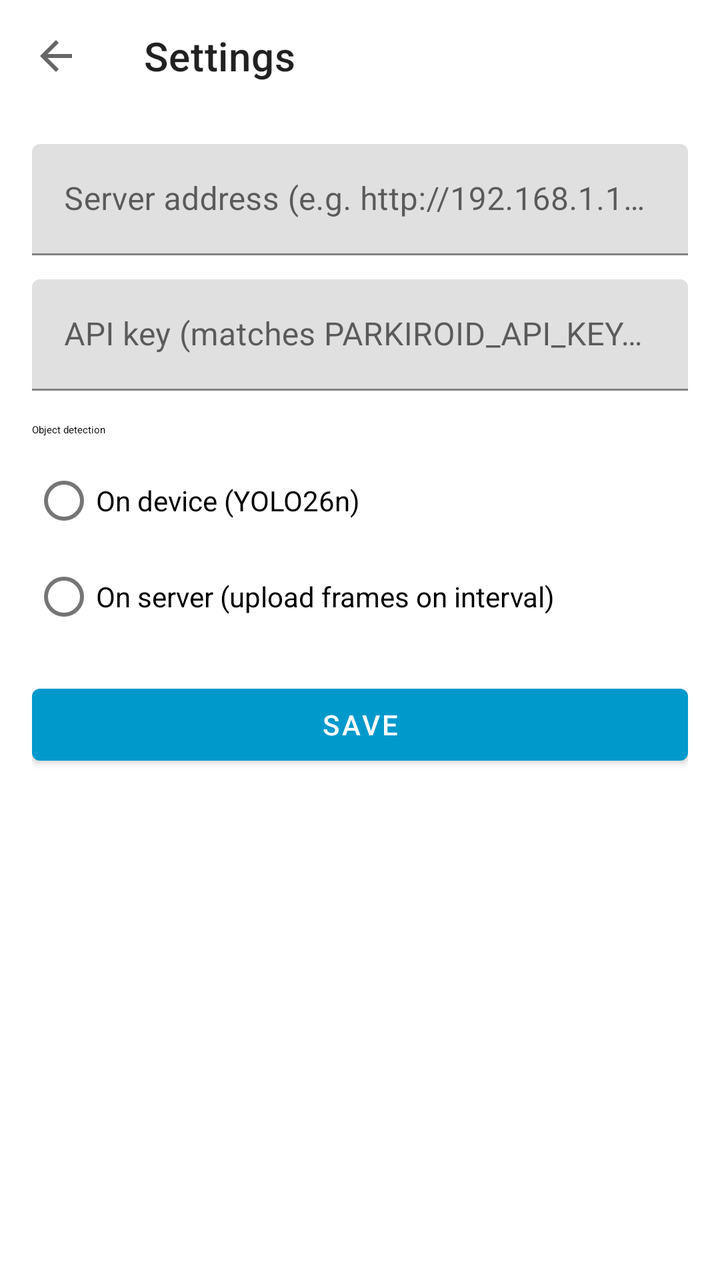
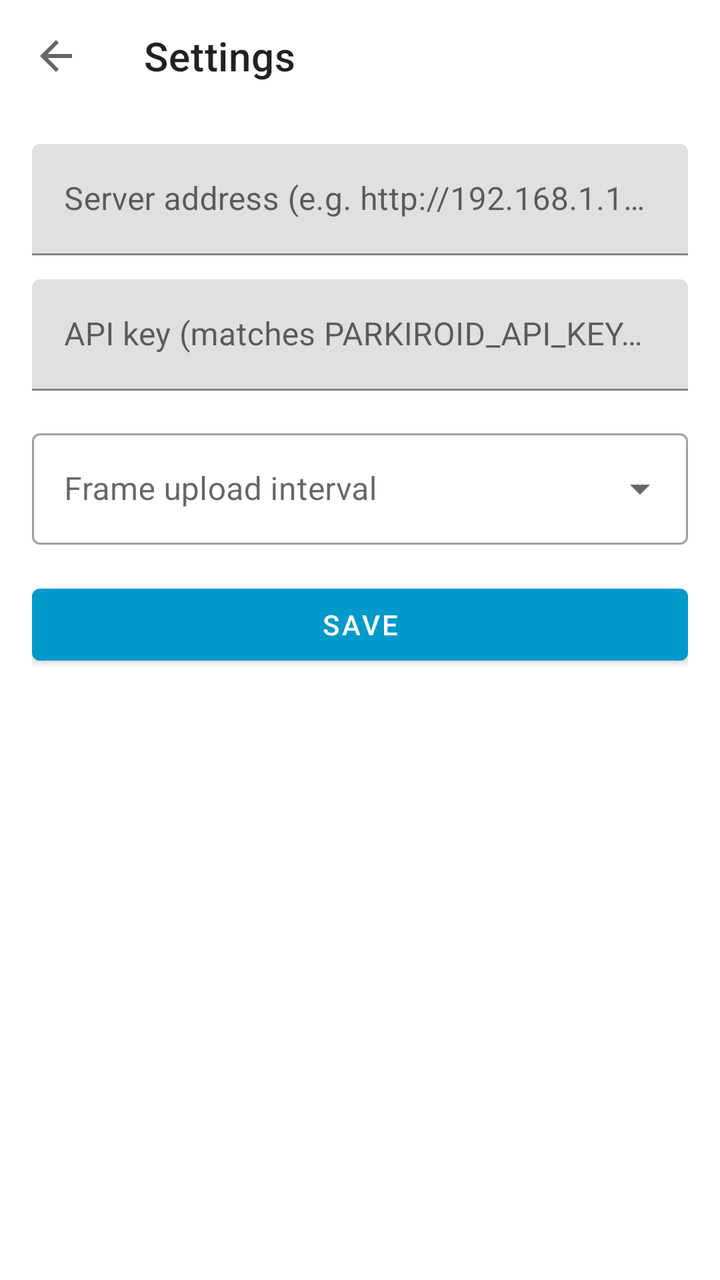

Before-and-after screenshots of an Android layout around one commit, followed by the original layout XML and the change that was made.
<!-- AndroidManifest.xml: application theme Theme.Parkiroid -->
<!-- res/layout/activity_settings.xml -->
<?xml version="1.0" encoding="utf-8"?>
<LinearLayout xmlns:android="http://schemas.android.com/apk/res/android"
    xmlns:app="http://schemas.android.com/apk/res-auto"
    android:layout_width="match_parent"
    android:layout_height="match_parent"
    android:orientation="vertical">

    <com.google.android.material.appbar.MaterialToolbar
        android:id="@+id/settingsToolbar"
        android:layout_width="match_parent"
        android:layout_height="?attr/actionBarSize"
        app:navigationIcon="?attr/homeAsUpIndicator"
        app:title="@string/settings_title" />

    <ScrollView
        android:layout_width="match_parent"
        android:layout_height="match_parent"
        android:padding="16dp">

    <LinearLayout
        android:layout_width="match_parent"
        android:layout_height="wrap_content"
        android:orientation="vertical">

        <com.google.android.material.textfield.TextInputLayout
            android:layout_width="match_parent"
            android:layout_height="wrap_content"
            android:hint="@string/server_base_url">

            <com.google.android.material.textfield.TextInputEditText
                android:id="@+id/serverInput"
                android:layout_width="match_parent"
                android:layout_height="wrap_content"
                android:inputType="textUri" />
        </com.google.android.material.textfield.TextInputLayout>

        <com.google.android.material.textfield.TextInputLayout
            android:layout_width="match_parent"
            android:layout_height="wrap_content"
            android:layout_marginTop="12dp"
            android:hint="@string/api_key">

            <com.google.android.material.textfield.TextInputEditText
                android:id="@+id/apiKeyInput"
                android:layout_width="match_parent"
                android:layout_height="wrap_content"
                android:inputType="textPassword" />
        </com.google.android.material.textfield.TextInputLayout>

        <TextView
            android:layout_width="match_parent"
            android:layout_height="wrap_content"
            android:layout_marginTop="16dp"
            android:text="@string/object_detection_mode"
            android:textAppearance="?attr/textAppearanceTitleSmall" />

        <RadioGroup
            android:id="@+id/objectDetectionModeGroup"
            android:layout_width="match_parent"
            android:layout_height="wrap_content"
            android:layout_marginTop="8dp">

            <com.google.android.material.radiobutton.MaterialRadioButton
                android:id="@+id/objectDetectionOnDevice"
                android:layout_width="match_parent"
                android:layout_height="wrap_content"
                android:text="@string/object_detection_on_device" />

            <com.google.android.material.radiobutton.MaterialRadioButton
                android:id="@+id/objectDetectionServer"
                android:layout_width="match_parent"
                android:layout_height="wrap_content"
                android:text="@string/object_detection_server" />
        </RadioGroup>

        <com.google.android.material.textfield.TextInputLayout
            android:id="@+id/frameUploadIntervalLayout"
            style="@style/Widget.MaterialComponents.TextInputLayout.OutlinedBox.ExposedDropdownMenu"
            android:layout_width="match_parent"
            android:layout_height="wrap_content"
            android:layout_marginTop="12dp"
            android:hint="@string/frame_upload_interval"
            android:visibility="gone">

            <AutoCompleteTextView
                android:id="@+id/frameUploadIntervalInput"
                android:layout_width="match_parent"
                android:layout_height="wrap_content"
                android:inputType="none" />
        </com.google.android.material.textfield.TextInputLayout>

        <LinearLayout
            android:id="@+id/onDeviceDetectionLayout"
            android:layout_width="match_parent"
            android:layout_height="wrap_content"
            android:layout_marginTop="12dp"
            android:orientation="vertical"
            android:visibility="gone">

            <TextView
                android:layout_width="match_parent"
                android:layout_height="wrap_content"
                android:text="@string/confidence_threshold"
                android:textAppearance="?attr/textAppearanceTitleSmall" />

            <TextView
                android:id="@+id/confidenceThresholdValue"
                android:layout_width="match_parent"
                android:layout_height="wrap_content"
                android:layout_marginTop="4dp"
                android:textAppearance="?attr/textAppearanceBodyMedium" />

            <com.google.android.material.slider.Slider
                android:id="@+id/confidenceThresholdSlider"
                android:layout_width="match_parent"
                android:layout_height="wrap_content"
                android:stepSize="0.05"
                android:valueFrom="0.10"
                android:valueTo="0.90" />

            <com.google.android.material.materialswitch.MaterialSwitch
                android:id="@+id/showBoundingBoxesSwitch"
                android:layout_width="match_parent"
                android:layout_height="wrap_content"
                android:layout_marginTop="8dp"
                android:text="@string/show_bounding_boxes" />
        </LinearLayout>

        <Button
            android:id="@+id/saveBtn"
            android:layout_width="match_parent"
            android:layout_height="wrap_content"
            android:layout_marginTop="16dp"
            android:text="@string/save" />
    </LinearLayout>
    </ScrollView>
</LinearLayout>
<!-- resources referenced by this layout -->
<resources>
  <string name="api_key">API key (matches PARKIROID_API_KEY on server)</string>
  <string name="confidence_threshold">Confidence threshold</string>
  <string name="frame_upload_interval">Frame upload interval</string>
  <string name="object_detection_mode">Object detection</string>
  <string name="object_detection_on_device">On device (YOLO26n)</string>
  <string name="object_detection_server">On server (upload frames on interval)</string>
  <string name="save">Save</string>
  <string name="server_base_url">Server address (e.g. http://192.168.1.10:8080)</string>
  <string name="settings_title">Settings</string>
  <string name="show_bounding_boxes">Show bounding boxes on camera preview</string>
  <style name="Theme.Parkiroid" parent="Theme.MaterialComponents.DayNight.NoActionBar">
          <item name="colorPrimary">@android:color/holo_blue_dark</item>
      </style>
</resources>

<!-- the commit's change to res/layout/activity_settings.xml (unified diff, before → after) -->
@@ -47,40 +47,13 @@
                 android:inputType="textPassword" />
         </com.google.android.material.textfield.TextInputLayout>
 
-        <TextView
-            android:layout_width="match_parent"
-            android:layout_height="wrap_content"
-            android:layout_marginTop="16dp"
-            android:text="@string/object_detection_mode"
-            android:textAppearance="?attr/textAppearanceTitleSmall" />
-
-        <RadioGroup
-            android:id="@+id/objectDetectionModeGroup"
-            android:layout_width="match_parent"
-            android:layout_height="wrap_content"
-            android:layout_marginTop="8dp">
-
-            <com.google.android.material.radiobutton.MaterialRadioButton
-                android:id="@+id/objectDetectionOnDevice"
-                android:layout_width="match_parent"
-                android:layout_height="wrap_content"
-                android:text="@string/object_detection_on_device" />
-
-            <com.google.android.material.radiobutton.MaterialRadioButton
-                android:id="@+id/objectDetectionServer"
-                android:layout_width="match_parent"
-                android:layout_height="wrap_content"
-                android:text="@string/object_detection_server" />
-        </RadioGroup>
-
         <com.google.android.material.textfield.TextInputLayout
             android:id="@+id/frameUploadIntervalLayout"
             style="@style/Widget.MaterialComponents.TextInputLayout.OutlinedBox.ExposedDropdownMenu"
             android:layout_width="match_parent"
             android:layout_height="wrap_content"
-            android:layout_marginTop="12dp"
-            android:hint="@string/frame_upload_interval"
-            android:visibility="gone">
+            android:layout_marginTop="16dp"
+            android:hint="@string/frame_upload_interval">
 
             <AutoCompleteTextView
                 android:id="@+id/frameUploadIntervalInput"
@@ -88,43 +61,6 @@
                 android:layout_height="wrap_content"
                 android:inputType="none" />
         </com.google.android.material.textfield.TextInputLayout>
-
-        <LinearLayout
-            android:id="@+id/onDeviceDetectionLayout"
-            android:layout_width="match_parent"
-            android:layout_height="wrap_content"
-            android:layout_marginTop="12dp"
-            android:orientation="vertical"
-            android:visibility="gone">
-
-            <TextView
-                android:layout_width="match_parent"
-                android:layout_height="wrap_content"
-                android:text="@string/confidence_threshold"
-                android:textAppearance="?attr/textAppearanceTitleSmall" />
-
-            <TextView
-                android:id="@+id/confidenceThresholdValue"
-                android:layout_width="match_parent"
-                android:layout_height="wrap_content"
-                android:layout_marginTop="4dp"
-                android:textAppearance="?attr/textAppearanceBodyMedium" />
-
-            <com.google.android.material.slider.Slider
-                android:id="@+id/confidenceThresholdSlider"
-                android:layout_width="match_parent"
-                android:layout_height="wrap_content"
-                android:stepSize="0.05"
-                android:valueFrom="0.10"
-                android:valueTo="0.90" />
-
-            <com.google.android.material.materialswitch.MaterialSwitch
-                android:id="@+id/showBoundingBoxesSwitch"
-                android:layout_width="match_parent"
-                android:layout_height="wrap_content"
-                android:layout_marginTop="8dp"
-                android:text="@string/show_bounding_boxes" />
-        </LinearLayout>
 
         <Button
             android:id="@+id/saveBtn"
<!-- resource entries referenced after the edit -->
@@ -1,15 +1,10 @@
 <!-- resources referenced by this layout -->
 <resources>
   <string name="api_key">API key (matches PARKIROID_API_KEY on server)</string>
-  <string name="confidence_threshold">Confidence threshold</string>
   <string name="frame_upload_interval">Frame upload interval</string>
-  <string name="object_detection_mode">Object detection</string>
-  <string name="object_detection_on_device">On device (YOLO26n)</string>
-  <string name="object_detection_server">On server (upload frames on interval)</string>
   <string name="save">Save</string>
   <string name="server_base_url">Server address (e.g. http://192.168.1.10:8080)</string>
   <string name="settings_title">Settings</string>
-  <string name="show_bounding_boxes">Show bounding boxes on camera preview</string>
   <style name="Theme.Parkiroid" parent="Theme.MaterialComponents.DayNight.NoActionBar">
           <item name="colorPrimary">@android:color/holo_blue_dark</item>
       </style>
